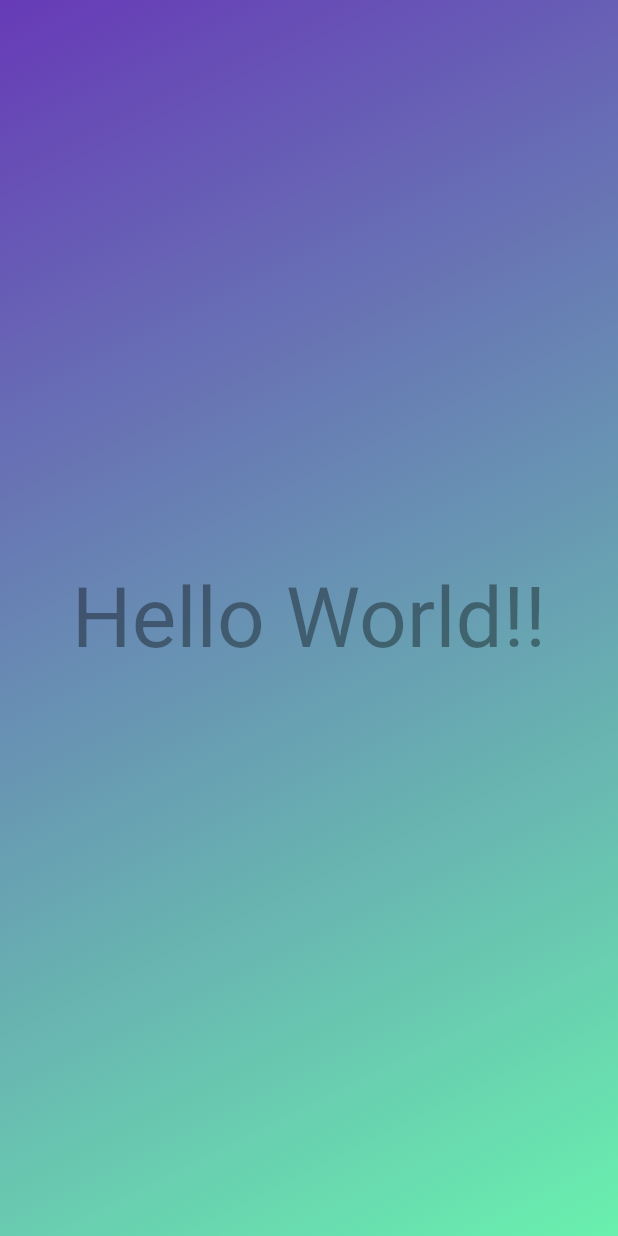
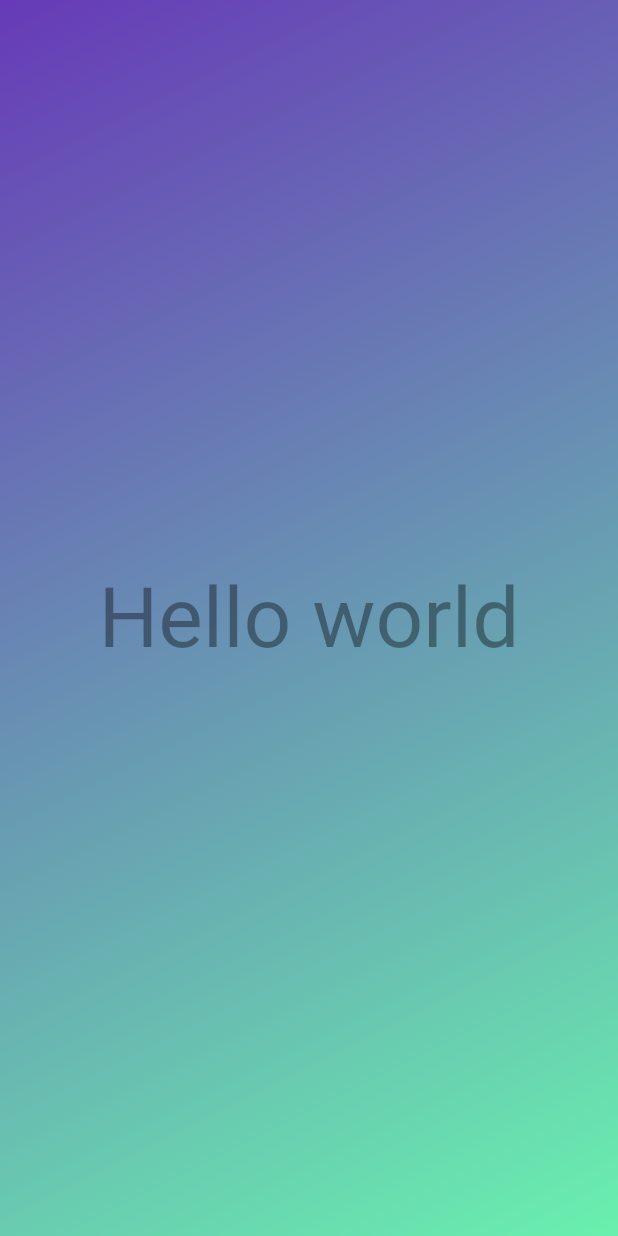
Before and after one commit to haruharu3220/Flutter_Dart_study01, a Flutter app: the screen it shows after launch, on a phone screen of 412 x 824 dp. Run offline on Flutter 3.47's test engine with Material 2 defaults, Android fonts, the phone set to English and light mode, and no system bars.

Commit message:
講義42 引数つきコンストラクタ

```diff
--- a/first_app/lib/gradient_container.dart
+++ b/first_app/lib/gradient_container.dart
@@ -1,8 +1,9 @@
 import 'package:flutter/material.dart';
 import 'package:first_app/styled_text.dart';
 
-var startAlignment = Alignment.topLeft;
-var endAlignment = Alignment.bottomRight;
+//変数が変更されない事がわかっている場合はfinal型を推奨
+final startAlignment = Alignment.topLeft;
+final endAlignment = Alignment.bottomRight;
 
 class GradientContainer extends StatelessWidget {
   const GradientContainer({super.key});
@@ -18,7 +19,7 @@ class GradientContainer extends StatelessWidget {
           ),
         ),
         child: const Center(
-          child: StyledText(),
+          child: StyledText('Hello world'),
         ));
   }
 }
--- a/first_app/lib/styled_text.dart
+++ b/first_app/lib/styled_text.dart
@@ -1,12 +1,15 @@
 import 'package:flutter/material.dart';
 
 class StyledText extends StatelessWidget {
-  const StyledText({super.key});
+  StyledText(this.text, {super.key});
+
+  final String text;
+
   @override
   Widget build(context) {
-    return const Text(
-      'Hello World!!',
-      style: TextStyle(color: Colors.black38, fontSize: 56),
+    return Text(
+      text,
+      style: const TextStyle(color: Colors.black38, fontSize: 56),
     );
   }
 }
```
